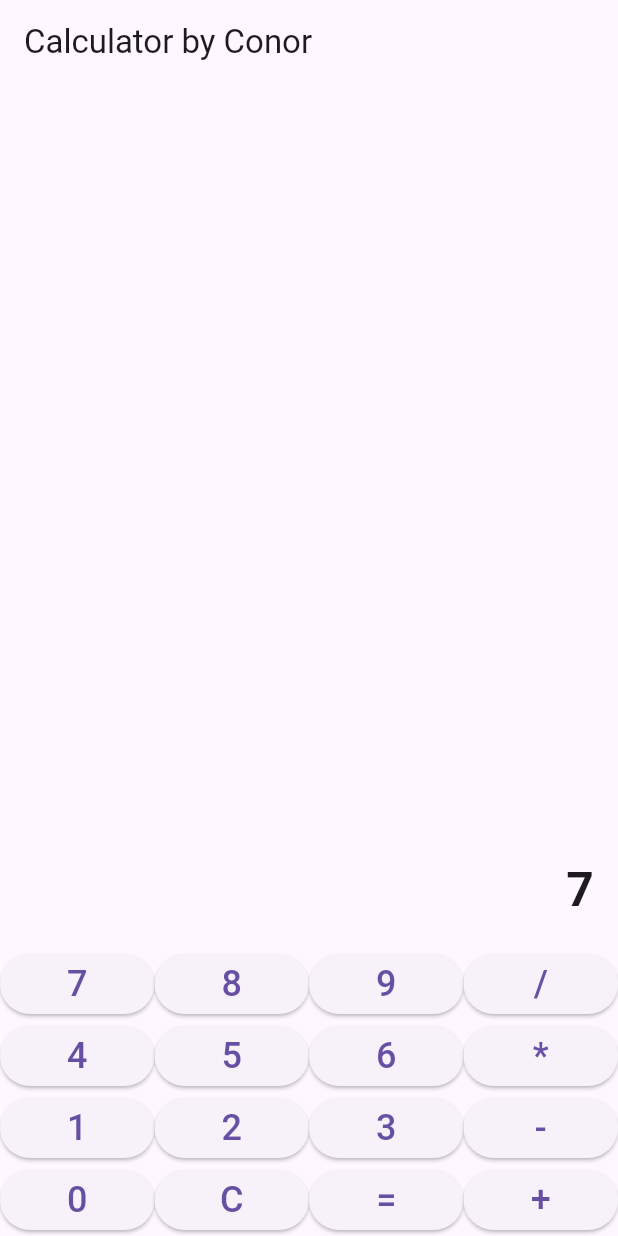
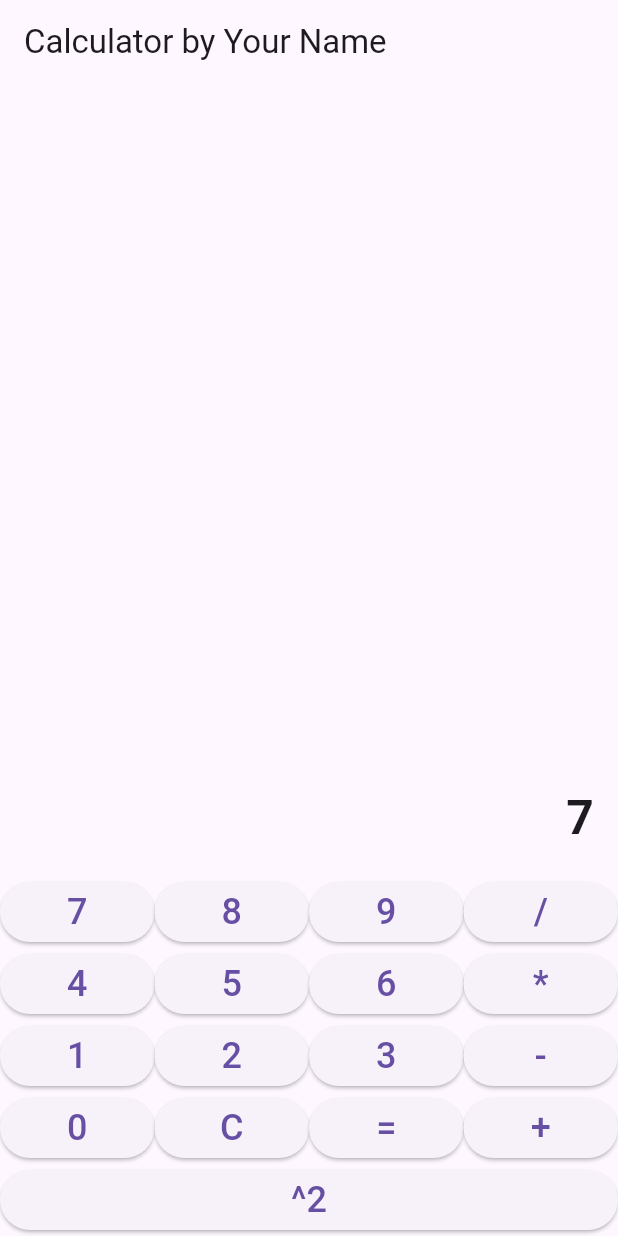
Before and after one commit to ConorBattell/flutter-calculator, a Flutter app: the screen it shows after launch, after a tap on an icon or button, on a phone screen of 412 x 824 dp. Run offline on Flutter 3.47's test engine with Material 3 defaults, Android fonts, the phone set to English and light mode, and no system bars; missing offline and left inert: expressions.

Commit message:
Added square button to the calculator app

```diff
--- a/lib/main.dart
+++ b/lib/main.dart
@@ -9,7 +9,7 @@ class CalculatorApp extends StatelessWidget {
   @override
   Widget build(BuildContext context) {
     return MaterialApp(
-      title: 'Calculator by Conor',
+      title: 'Calculator by Your Name',
       theme: ThemeData(primarySwatch: Colors.blue),
       home: CalculatorScreen(),
     );
@@ -39,6 +39,15 @@ class _CalculatorScreenState extends State<CalculatorScreen> {
         } catch (e) {
           _result = ' Error';
         }
+      } else if (value == '^2') {
+        try {
+          Expression exp = Expression.parse('($_expression) * ($_expression)');
+          final evaluator = const ExpressionEvaluator();
+          var evalResult = evaluator.eval(exp, {});
+          _result = ' = $evalResult';
+        } catch (e) {
+          _result = ' Error';
+        }
       } else {
         _expression += value;
       }
@@ -60,7 +69,7 @@ class _CalculatorScreenState extends State<CalculatorScreen> {
   @override
   Widget build(BuildContext context) {
     return Scaffold(
-      appBar: AppBar(title: Text('Calculator by Conor')),
+      appBar: AppBar(title: Text('Calculator by Your Name')),
       body: Column(
         children: [
           Expanded(
@@ -79,6 +88,7 @@ class _CalculatorScreenState extends State<CalculatorScreen> {
               Row(children: [_buildButton('4'), _buildButton('5'), _buildButton('6'), _buildButton('*')]),
               Row(children: [_buildButton('1'), _buildButton('2'), _buildButton('3'), _buildButton('-')]),
               Row(children: [_buildButton('0'), _buildButton('C'), _buildButton('='), _buildButton('+')]),
+              Row(children: [_buildButton('^2')]),
             ],
           ),
         ],
```
